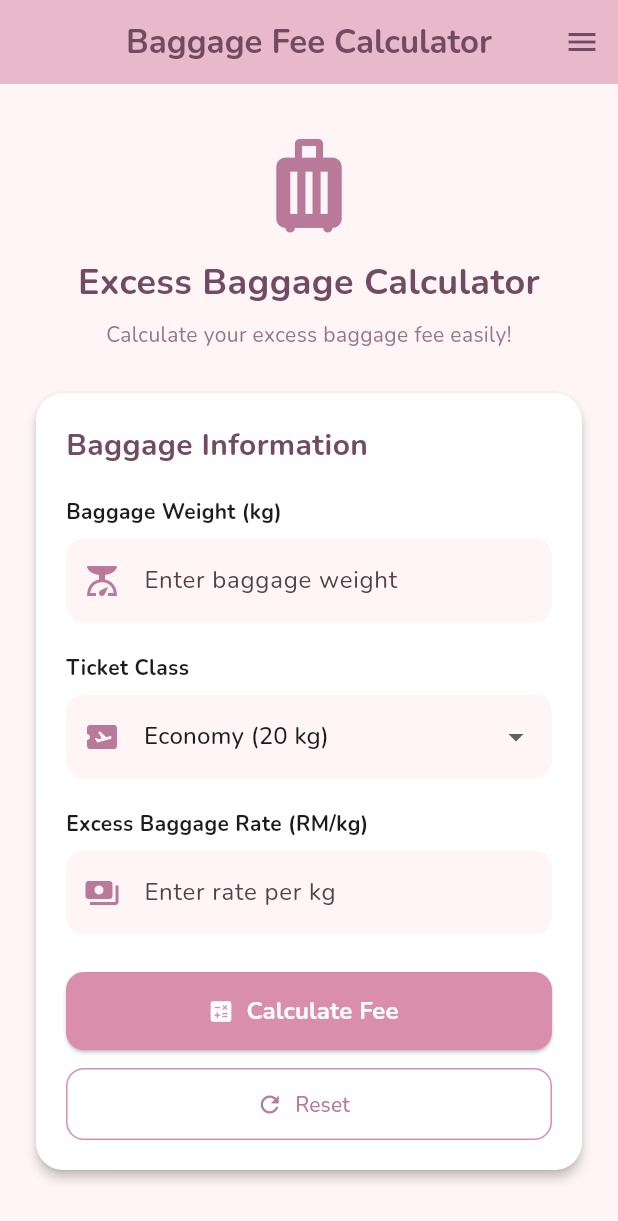
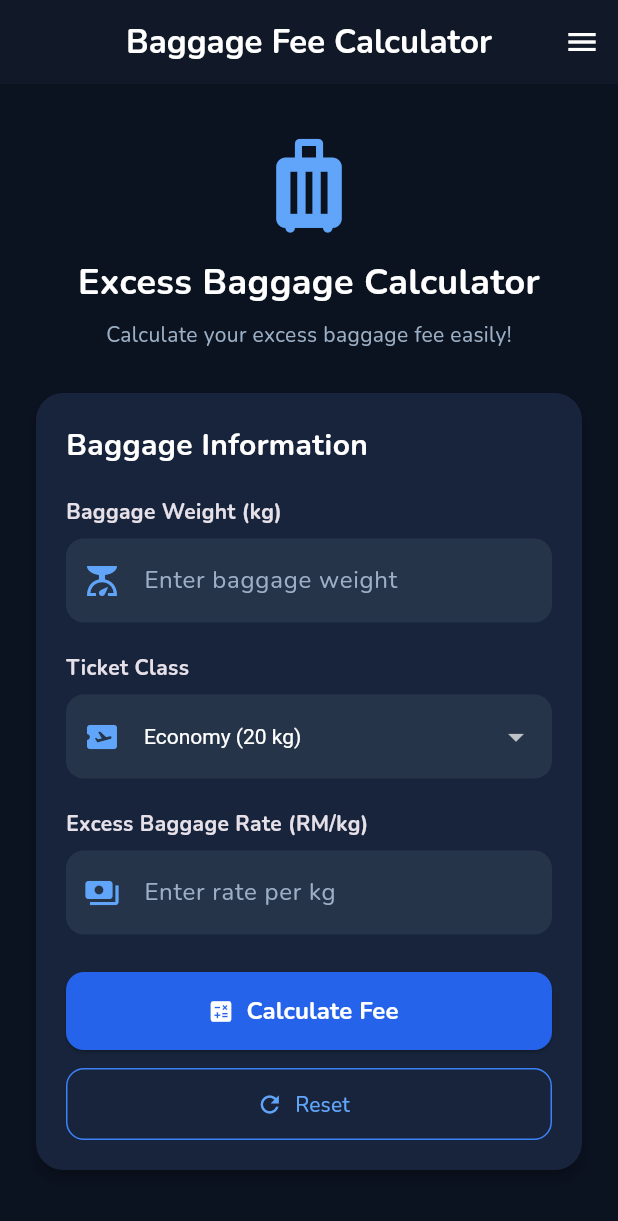
Before and after one commit to nurbalqis7/baggage_IA, a Flutter app: the screen it shows after launch, on a phone screen of 412 x 824 dp. Shown: the top 1221 px of the screen. Run offline on Flutter 3.47's test engine with Material 3 defaults, Android fonts, the phone set to English and light mode, and no system bars; our stand-ins replace google_fonts.

Commit message:
Update application design

```diff
--- a/lib/main.dart
+++ b/lib/main.dart
@@ -14,21 +14,46 @@ class MyApp extends StatelessWidget {
       debugShowCheckedModeBanner: false,
       title: 'Baggage Fee Calculator',
 
-      // Cute pastel theme
+      // Dark blue and black theme
       theme: ThemeData(
         useMaterial3: true,
-        scaffoldBackgroundColor: const Color(0xFFFFF5F7),
+        brightness: Brightness.dark,
+        scaffoldBackgroundColor: const Color(0xFF0B1220),
 
-        colorScheme: ColorScheme.fromSeed(seedColor: const Color(0xFFD98EAC)),
+        colorScheme: ColorScheme.fromSeed(
+          seedColor: const Color(0xFF2563EB),
+          brightness: Brightness.dark,
+        ),
 
         // Application font
-        textTheme: GoogleFonts.nunitoTextTheme(),
+        textTheme: GoogleFonts.nunitoTextTheme(ThemeData.dark().textTheme),
 
         // AppBar style
         appBarTheme: const AppBarTheme(
-          backgroundColor: Color(0xFFE8B9CA),
-          foregroundColor: Color(0xFF704B61),
+          backgroundColor: Color(0xFF111827),
+          foregroundColor: Colors.white,
           centerTitle: true,
+          elevation: 0,
+        ),
+
+        // Input field style
+        inputDecorationTheme: InputDecorationTheme(
+          filled: true,
+          fillColor: const Color(0xFF263449),
+          hintStyle: const TextStyle(color: Color(0xFF9CAFC4)),
+          border: OutlineInputBorder(
+            borderRadius: BorderRadius.circular(12),
+            borderSide: BorderSide.none,
+          ),
+        ),
+
+        // Card style
+        cardTheme: CardThemeData(
+          color: const Color(0xFF17243B),
+          elevation: 3,
+          shape: RoundedRectangleBorder(
+            borderRadius: BorderRadius.circular(18),
+          ),
         ),
       ),
 
@@ -51,7 +76,7 @@ class _HomePageState extends State<HomePage> {
 
   final TextEditingController _rateController = TextEditingController();
 
-  // Ticket class
+  // Selected ticket class
   String _ticketClass = 'Economy';
 
   // Calculation results
@@ -67,33 +92,33 @@ class _HomePageState extends State<HomePage> {
 
     double? rate = double.tryParse(_rateController.text.trim());
 
-    // Check input
+    // Check input values
     if (weight == null || rate == null || weight < 0 || rate < 0) {
       _showMessage('Please enter valid numbers.');
       return;
     }
 
-    // Baggage allowance
+    // Determine baggage allowance
     double allowance = 20;
 
     if (_ticketClass == 'Business') {
       allowance = 40;
     }
 
-    // Excess baggage weight
+    // Calculate excess baggage weight
     double excess = weight - allowance;
 
     if (excess < 0) {
       excess = 0;
     }
 
-    // Excess baggage charge
+    // Calculate excess baggage charge
     double charge = excess * rate;
 
     // Calculate 8% service tax
     double tax = charge * 0.08;
 
-    // Total amount payable
+    // Calculate total amount payable
     double total = charge + tax;
 
     setState(() {
@@ -120,12 +145,12 @@ class _HomePageState extends State<HomePage> {
     });
   }
 
-  // Show error message
+  // Display error message
   void _showMessage(String message) {
     ScaffoldMessenger.of(context).showSnackBar(
       SnackBar(
         content: Text(message),
-        backgroundColor: const Color(0xFFB97999),
+        backgroundColor: const Color(0xFF2563EB),
       ),
     );
   }
@@ -141,9 +166,9 @@ class _HomePageState extends State<HomePage> {
   @override
   Widget build(BuildContext context) {
     return Scaffold(
-      backgroundColor: const Color(0xFFFFF5F7),
+      backgroundColor: const Color(0xFF0B1220),
 
-      // AppBar
+      // Application title bar
       appBar: AppBar(
         title: const Text(
           'Baggage Fee Calculator',
@@ -178,19 +203,19 @@ class _HomePageState extends State<HomePage> {
           children: [
             const SizedBox(height: 10),
 
-            // Application Icon
-            const Icon(Icons.luggage, size: 75, color: Color(0xFFB97999)),
+            // Application icon
+            const Icon(Icons.luggage, size: 75, color: Color(0xFF60A5FA)),
 
             const SizedBox(height: 10),
 
-            // Application Heading
+            // Application heading
             const Text(
               'Excess Baggage Calculator',
               textAlign: TextAlign.center,
               style: TextStyle(
                 fontSize: 24,
                 fontWeight: FontWeight.bold,
-                color: Color(0xFF704B61),
+                color: Colors.white,
               ),
             ),
 
@@ -199,19 +224,13 @@ class _HomePageState extends State<HomePage> {
             const Text(
               'Calculate your excess baggage fee easily!',
               textAlign: TextAlign.center,
-              style: TextStyle(color: Color(0xFF98758A), fontSize: 14),
+              style: TextStyle(color: Color(0xFF9CAFC4), fontSize: 14),
             ),
 
             const SizedBox(height: 25),
 
             // Baggage Information Card
             Card(
-              color: Colors.white,
-              elevation: 3,
-              shape: RoundedRectangleBorder(
-                borderRadius: BorderRadius.circular(18),
-              ),
-
               child: Padding(
                 padding: const EdgeInsets.all(20),
 
@@ -223,7 +242,7 @@ class _HomePageState extends State<HomePage> {
                       style: TextStyle(
                         fontSize: 20,
                         fontWeight: FontWeight.bold,
-                        color: Color(0xFF704B61),
+                        color: Colors.white,
                       ),
                     ),
 
@@ -239,21 +258,13 @@ class _HomePageState extends State<HomePage> {
 
                     TextField(
                       controller: _weightController,
+                      style: const TextStyle(color: Colors.white),
                       keyboardType: const TextInputType.numberWithOptions(
                         decimal: true,
                       ),
-                      decoration: InputDecoration(
+                      decoration: const InputDecoration(
                         hintText: 'Enter baggage weight',
-                        prefixIcon: const Icon(
-                          Icons.scale,
-                          color: Color(0xFFB97999),
-                        ),
-                        filled: true,
-                        fillColor: const Color(0xFFFFF5F7),
-                        border: OutlineInputBorder(
-                          borderRadius: BorderRadius.circular(12),
-                          borderSide: BorderSide.none,
-                        ),
+                        prefixIcon: Icon(Icons.scale, color: Color(0xFF60A5FA)),
                       ),
                     ),
 
@@ -269,16 +280,12 @@ class _HomePageState extends State<HomePage> {
 
                     DropdownButtonFormField<String>(
                       initialValue: _ticketClass,
-                      decoration: InputDecoration(
-                        prefixIcon: const Icon(
+                      dropdownColor: const Color(0xFF17243B),
+                      style: const TextStyle(color: Colors.white),
+                      decoration: const InputDecoration(
+                        prefixIcon: Icon(
                           Icons.airplane_ticket,
-                          color: Color(0xFFB97999),
-                        ),
-                        filled: true,
-                        fillColor: const Color(0xFFFFF5F7),
-                        border: OutlineInputBorder(
-                          borderRadius: BorderRadius.circular(12),
-                          borderSide: BorderSide.none,
+                          color: Color(0xFF60A5FA),
                         ),
                       ),
 
@@ -313,20 +320,15 @@ class _HomePageState extends State<HomePage> {
 
                     TextField(
                       controller: _rateController,
+                      style: const TextStyle(color: Colors.white),
                       keyboardType: const TextInputType.numberWithOptions(
                         decimal: true,
                       ),
-                      decoration: InputDecoration(
+                      decoration: const InputDecoration(
                         hintText: 'Enter rate per kg',
-                        prefixIcon: const Icon(
+                        prefixIcon: Icon(
                           Icons.payments,
-                          color: Color(0xFFB97999),
-                        ),
-                        filled: true,
-                        fillColor: const Color(0xFFFFF5F7),
-                        border: OutlineInputBorder(
-                          borderRadius: BorderRadius.circular(12),
-                          borderSide: BorderSide.none,
+                          color: Color(0xFF60A5FA),
                         ),
                       ),
                     ),
@@ -337,7 +339,6 @@ class _HomePageState extends State<HomePage> {
                     SizedBox(
                       width: double.infinity,
                       height: 52,
-
                       child: ElevatedButton.icon(
                         onPressed: _calculateFee,
                         icon: const Icon(Icons.calculate),
@@ -349,7 +350,7 @@ class _HomePageState extends State<HomePage> {
                           ),
                         ),
                         style: ElevatedButton.styleFrom(
-                          backgroundColor: const Color(0xFFD98EAC),
+                          backgroundColor: const Color(0xFF2563EB),
                           foregroundColor: Colors.white,
                           shape: RoundedRectangleBorder(
                             borderRadius: BorderRadius.circular(12),
@@ -364,14 +365,13 @@ class _HomePageState extends State<HomePage> {
                     SizedBox(
                       width: double.infinity,
                       height: 48,
-
                       child: OutlinedButton.icon(
                         onPressed: _resetCalculator,
                         icon: const Icon(Icons.refresh),
                         label: const Text('Reset'),
                         style: OutlinedButton.styleFrom(
-                          foregroundColor: const Color(0xFFB97999),
-                          side: const BorderSide(color: Color(0xFFD98EAC)),
+                          foregroundColor: const Color(0xFF60A5FA),
+                          side: const BorderSide(color: Color(0xFF3B82F6)),
                           shape: RoundedRectangleBorder(
                             borderRadius: BorderRadius.circular(12),
                           ),
@@ -388,12 +388,6 @@ class _HomePageState extends State<HomePage> {
               const SizedBox(height: 25),
 
               Card(
-                color: Colors.white,
-                elevation: 3,
-                shape: RoundedRectangleBorder(
-                  borderRadius: BorderRadius.circular(18),
-                ),
-
                 child: Padding(
                   padding: const EdgeInsets.all(20),
 
@@ -404,7 +398,7 @@ class _HomePageState extends State<HomePage> {
                         style: TextStyle(
                           fontSize: 20,
                           fontWeight: FontWeight.bold,
-                          color: Color(0xFF704B61),
+                          color: Colors.white,
                         ),
                       ),
 
@@ -432,17 +426,16 @@ class _HomePageState extends State<HomePage> {
                         width: double.infinity,
                         padding: const EdgeInsets.all(18),
                         decoration: BoxDecoration(
-                          color: const Color(0xFFF8EAF0),
+                          color: const Color(0xFF263B5A),
                           borderRadius: BorderRadius.circular(12),
                         ),
-
                         child: Column(
                           children: [
                             const Text(
                               'TOTAL AMOUNT PAYABLE',
                               style: TextStyle(
                                 fontWeight: FontWeight.bold,
-                                color: Color(0xFF704B61),
+                                color: Color(0xFF93C5FD),
                               ),
                             ),
 
@@ -453,7 +446,7 @@ class _HomePageState extends State<HomePage> {
                               style: const TextStyle(
                                 fontSize: 26,
                                 fontWeight: FontWeight.bold,
-                                color: Color(0xFFB97999),
+                                color: Colors.white,
                               ),
                             ),
                           ],
@@ -472,21 +465,25 @@ class _HomePageState extends State<HomePage> {
     );
   }
 
-  // Display result in a row
+  // Display calculation results
   Widget _resultRow(String title, String value) {
     return Padding(
       padding: const EdgeInsets.symmetric(vertical: 8),
-
       child: Row(
         mainAxisAlignment: MainAxisAlignment.spaceBetween,
         children: [
-          Expanded(child: Text(title)),
+          Expanded(
+            child: Text(
+              title,
+              style: const TextStyle(color: Color(0xFFD1D5DB)),
+            ),
+          ),
 
           Text(
             value,
             style: const TextStyle(
               fontWeight: FontWeight.bold,
-              color: Color(0xFF704B61),
+              color: Colors.white,
             ),
           ),
         ],
@@ -501,19 +498,17 @@ class AboutPage extends StatelessWidget {
 
   // Open GitHub Repository
   Future<void> _openGitHub() async {
-    final Uri url = Uri.parse(
-      'https://github.com/YOUR_USERNAME/YOUR_REPOSITORY',
-    );
+    final Uri url = Uri.parse('https://github.com/nurbalqis7/baggage_IA');
 
-    await launchUrl(url);
+    await launchUrl(url, mode: LaunchMode.externalApplication);
   }
 
   @override
   Widget build(BuildContext context) {
     return Scaffold(
-      backgroundColor: const Color(0xFFFFF5F7),
+      backgroundColor: const Color(0xFF0B1220),
 
-      // AppBar
+      // About Page AppBar
       appBar: AppBar(
         title: const Text(
           'About Application',
@@ -525,10 +520,7 @@ class AboutPage extends StatelessWidget {
             icon: const Icon(Icons.menu),
             onSelected: (String value) {
               if (value == 'Home') {
-                Navigator.pushReplacement(
-                  context,
-                  MaterialPageRoute(builder: (context) => const HomePage()),
-                );
+                Navigator.pop(context);
               }
             },
             itemBuilder: (context) => const [
@@ -551,16 +543,14 @@ class AboutPage extends StatelessWidget {
             Container(
               height: 125,
               width: 125,
-
               decoration: BoxDecoration(
-                color: const Color(0xFFEADCF5),
+                color: const Color(0xFF17243B),
                 borderRadius: BorderRadius.circular(28),
               ),
-
               child: const Icon(
                 Icons.luggage,
                 size: 80,
-                color: Color(0xFFB97999),
+                color: Color(0xFF60A5FA),
               ),
             ),
 
@@ -573,7 +563,7 @@ class AboutPage extends StatelessWidget {
               style: TextStyle(
                 fontSize: 23,
                 fontWeight: FontWeight.bold,
-                color: Color(0xFF704B61),
+                color: Colors.white,
               ),
             ),
 
@@ -583,7 +573,7 @@ class AboutPage extends StatelessWidget {
               'Calculate your excess baggage fee easily '
               'before travelling.',
               textAlign: TextAlign.center,
-              style: TextStyle(color: Color(0xFF98758A), fontSize: 14),
+              style: TextStyle(color: Color(0xFF9CAFC4), fontSize: 14),
             ),
 
             const SizedBox(height: 35),
@@ -596,7 +586,7 @@ class AboutPage extends StatelessWidget {
                 style: TextStyle(
                   fontSize: 20,
                   fontWeight: FontWeight.bold,
-                  color: Color(0xFF704B61),
+                  color: Colors.white,
                 ),
               ),
             ),
@@ -604,23 +594,22 @@ class AboutPage extends StatelessWidget {
             const SizedBox(height: 15),
 
             // Student Name
-            _infoCard(Icons.person, 'Name', 'YOUR NAME'),
+            _infoCard(Icons.person, 'Name', 'NUR BALQIS BINTI AZLY SHAM'),
 
             // Matric Number
-            _infoCard(Icons.badge, 'Matric Number', 'YOUR MATRIC NUMBER'),
+            _infoCard(Icons.badge, 'Matric Number', '2024229506'),
 
             // Course
-            _infoCard(Icons.school, 'Course', 'YOUR COURSE'),
+            _infoCard(Icons.school, 'Course', 'CDCS251'),
 
             const SizedBox(height: 25),
 
-            // GitHub Section
             const Text(
               'Source Code',
               style: TextStyle(
                 fontSize: 19,
                 fontWeight: FontWeight.bold,
-                color: Color(0xFF704B61),
+                color: Colors.white,
               ),
             ),
 
@@ -630,7 +619,6 @@ class AboutPage extends StatelessWidget {
             SizedBox(
               width: double.infinity,
               height: 52,
-
               child: ElevatedButton.icon(
                 onPressed: _openGitHub,
                 icon: const Icon(Icons.code),
@@ -638,9 +626,8 @@ class AboutPage extends StatelessWidget {
                   'View GitHub Repository',
                   style: TextStyle(fontWeight: FontWeight.bold),
                 ),
-
                 style: ElevatedButton.styleFrom(
-                  backgroundColor: const Color(0xFFD98EAC),
+                  backgroundColor: const Color(0xFF2563EB),
                   foregroundColor: Colors.white,
                   shape: RoundedRectangleBorder(
                     borderRadius: BorderRadius.circular(12),
@@ -651,7 +638,7 @@ class AboutPage extends StatelessWidget {
 
             const SizedBox(height: 30),
 
-            const Divider(),
+            const Divider(color: Color(0xFF374151)),
 
             const SizedBox(height: 12),
 
@@ -660,15 +647,15 @@ class AboutPage extends StatelessWidget {
               '© 2026 Excess Baggage Fee Calculator. '
               'All Rights Reserved.',
               textAlign: TextAlign.center,
-              style: TextStyle(fontSize: 13, color: Color(0xFF98758A)),
+              style: TextStyle(fontSize: 13, color: Color(0xFF9CAFC4)),
             ),
 
-            const SizedBox(height: 8),
+            const SizedBox(height: 10),
 
             const Text(
               'Developed for Mobile Technology Assignment.',
               textAlign: TextAlign.center,
-              style: TextStyle(fontSize: 12, color: Color(0xFF98758A)),
+              style: TextStyle(fontSize: 12, color: Color(0xFF9CAFC4)),
             ),
 
             const SizedBox(height: 15),
@@ -681,24 +668,17 @@ class AboutPage extends StatelessWidget {
   // Display author information
   static Widget _infoCard(IconData icon, String title, String value) {
     return Card(
-      color: Colors.white,
-      elevation: 2,
       margin: const EdgeInsets.only(bottom: 12),
-
-      shape: RoundedRectangleBorder(borderRadius: BorderRadius.circular(15)),
-
       child: ListTile(
-        leading: Icon(icon, color: const Color(0xFFB97999), size: 28),
-
+        leading: Icon(icon, color: const Color(0xFF60A5FA), size: 28),
         title: Text(
           title,
           style: const TextStyle(
             fontWeight: FontWeight.bold,
-            color: Color(0xFF704B61),
+            color: Colors.white,
           ),
         ),
-
-        subtitle: Text(value),
+        subtitle: Text(value, style: const TextStyle(color: Color(0xFF9CAFC4))),
       ),
     );
   }
```
